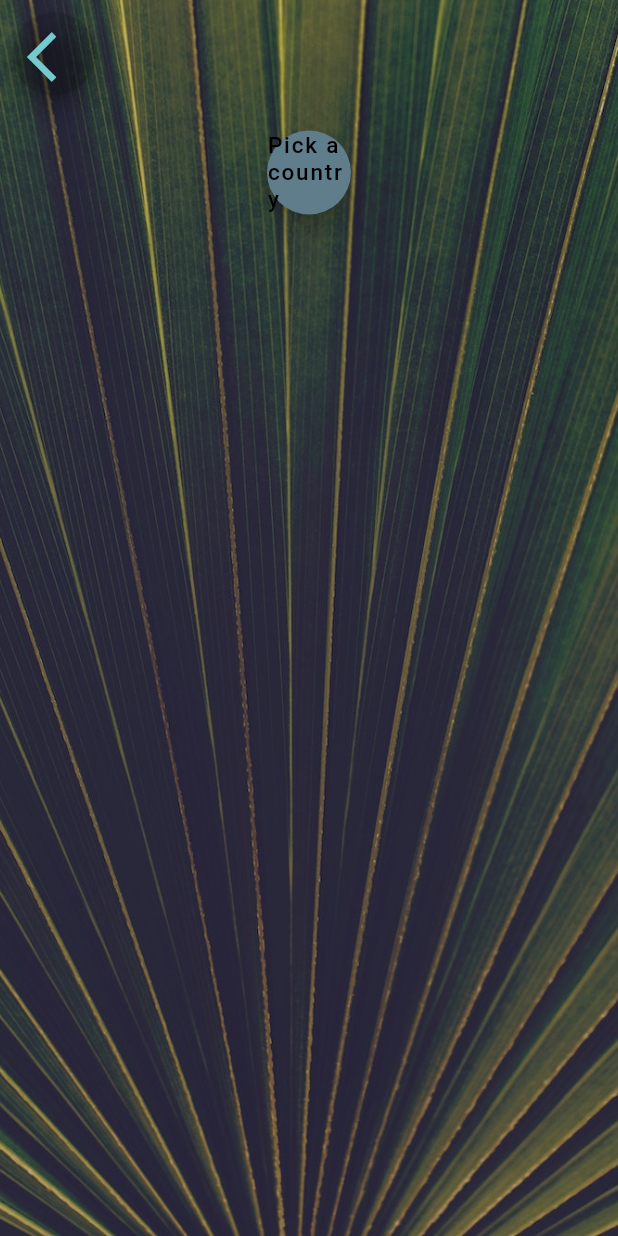
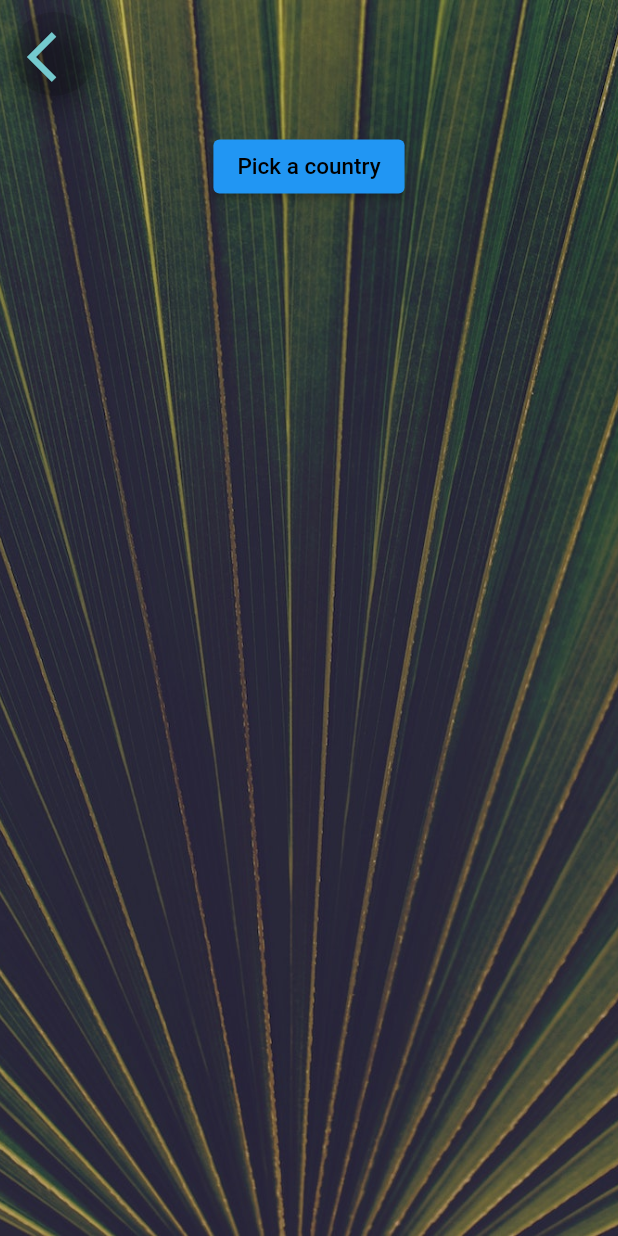
Before and after one commit to LogainHamdan/weather_app, a Flutter app: the CityScreen screen opened directly, after a tap on "Pick a country", on a phone screen of 412 x 824 dp. Run offline on Flutter 3.47's test engine with Material 2 defaults, Android fonts, the phone set to English and light mode, and no system bars; our stand-ins replace country_picker, geolocator.

Commit message:
add city feature

```diff
--- a/lib/screens/city_screen.dart
+++ b/lib/screens/city_screen.dart
@@ -17,24 +17,24 @@ class CityScreen extends StatefulWidget {
 class CityScreenState extends State<CityScreen> {
   WeatherModel selectedCountry = WeatherModel();
 
-  WeatherModel _openCountryPicker() {
+  _openCountryPicker() {
     showCountryPicker(
       context: context,
       showPhoneCode: true,
 
       // textStyle: TextStyle(fontFamily: 'Spartan MB')),
-      onSelect: (Country country) async {
-        Map<String, dynamic> networkHelper = await NetworkHelper(
+      onSelect: (Country country) {
+        NetworkHelper(
                 url:
-                    'https://api.openweathermap.org/data/2.5/weather?q=${country.name}&appid={$kApiKey}')
-            .getData();
-        selectedCountry = WeatherModel().fromJsonToWeatherModel(networkHelper)!;
+                    'https://api.openweathermap.org/data/2.5/weather?q=${country.name}&appid=$kApiKey')
+            .getData()
+            .then((networkHelper) {
+          selectedCountry.fromJsonToWeatherModel(networkHelper);
 
-        setState(() {});
           returnToMainPage(selectedCountry);
+        });
       },
     );
-    return selectedCountry;
   }
 
   void returnToMainPage(WeatherModel weatherModel) {
@@ -71,6 +71,7 @@ class CityScreenState extends State<CityScreen> {
               child: Padding(
                 padding: const EdgeInsets.all(8.0),
                 child: FloatingActionButton(
+                  heroTag: '2',
                   backgroundColor: Colors.black12,
                   onPressed: () {
                     Navigator.pop(context);
@@ -88,12 +89,10 @@ class CityScreenState extends State<CityScreen> {
             ),
             Padding(
               padding: const EdgeInsets.all(15.0),
-              child: Expanded(
-                child: FloatingActionButton(
+              child: ElevatedButton(
                 onPressed: () {
-                    WeatherModel result = _openCountryPicker();
+                  _openCountryPicker();
                 },
-                  backgroundColor: Colors.blueGrey,
                 child: const Text(
                   'Pick a country',
                   style: TextStyle(
@@ -103,7 +102,7 @@ class CityScreenState extends State<CityScreen> {
                 ),
               ),
             ),
-            ),
+
             // FloatingActionButton(
             //   onPressed: () {
             //     _selectCountryAndReturn();
--- a/lib/screens/location_screen.dart
+++ b/lib/screens/location_screen.dart
@@ -103,6 +103,7 @@ class LocationScreenState extends State<LocationScreen> {
                     Padding(
                       padding: const EdgeInsets.all(8.0),
                       child: FloatingActionButton(
+                        heroTag: '1',
                         backgroundColor: Colors.black12,
                         onPressed: () async {
                           Location location = Location();
@@ -120,6 +121,7 @@ class LocationScreenState extends State<LocationScreen> {
                     Padding(
                       padding: const EdgeInsets.all(8.0),
                       child: FloatingActionButton(
+                        heroTag: '0',
                         onPressed: () {
                           Navigator.push(
                               context,
--- a/lib/services/weather.dart
+++ b/lib/services/weather.dart
@@ -8,7 +8,7 @@ class WeatherModel {
   int weatherId = 0;
   String name = '';
 
-  WeatherModel? fromJsonToWeatherModel(Map<String, dynamic> map) {
+  void fromJsonToWeatherModel(Map<String, dynamic> map) {
     temp = map['main']['temp'];
     weatherId = map['weather'][0]['id'];
     name = map['name'];
```
Also changed, not shown: 1 other file. Lines whose indentation alone changed are shown as unchanged.
